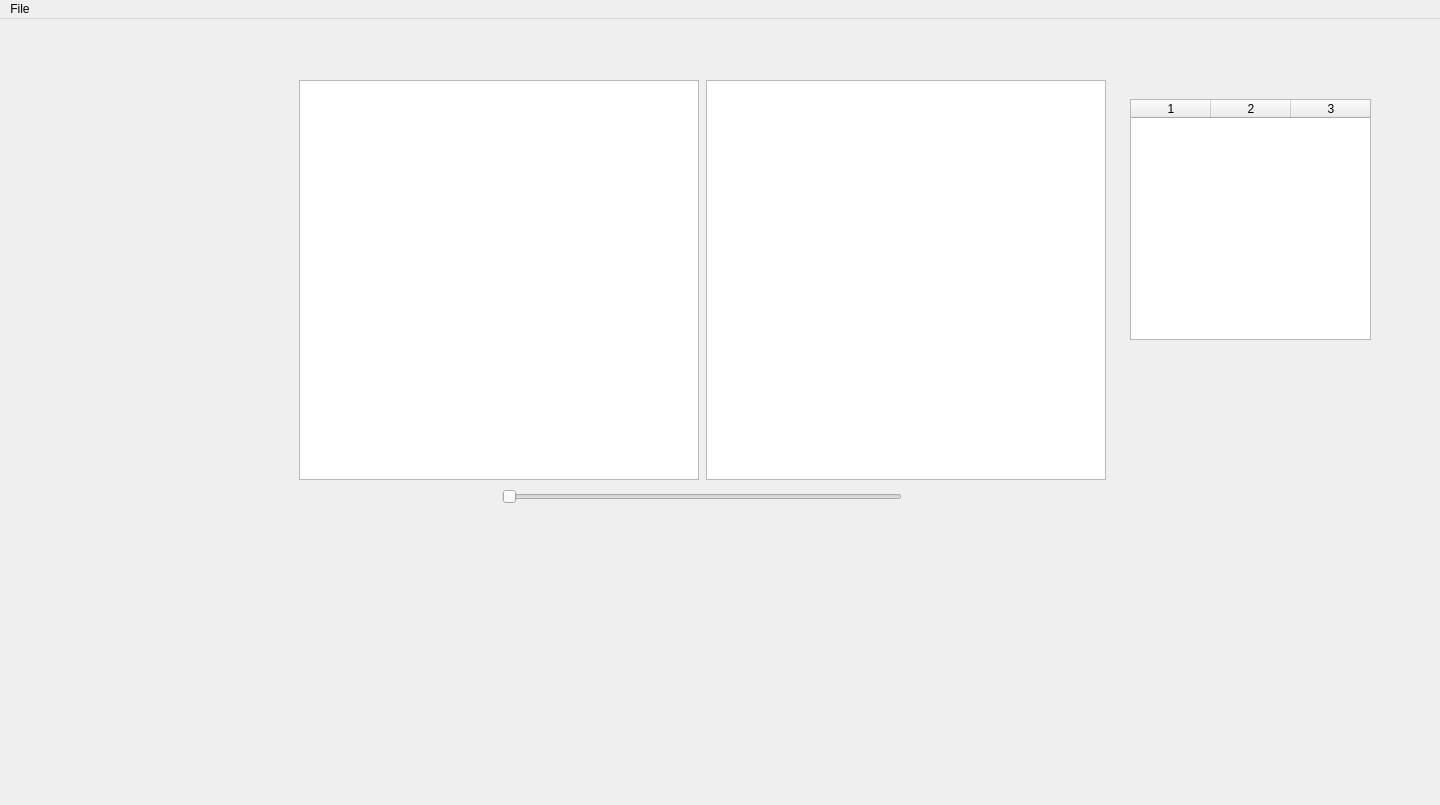
Above: ui/design.ui from asgilliard/oct_viewer before the change. Below: the same form after it.
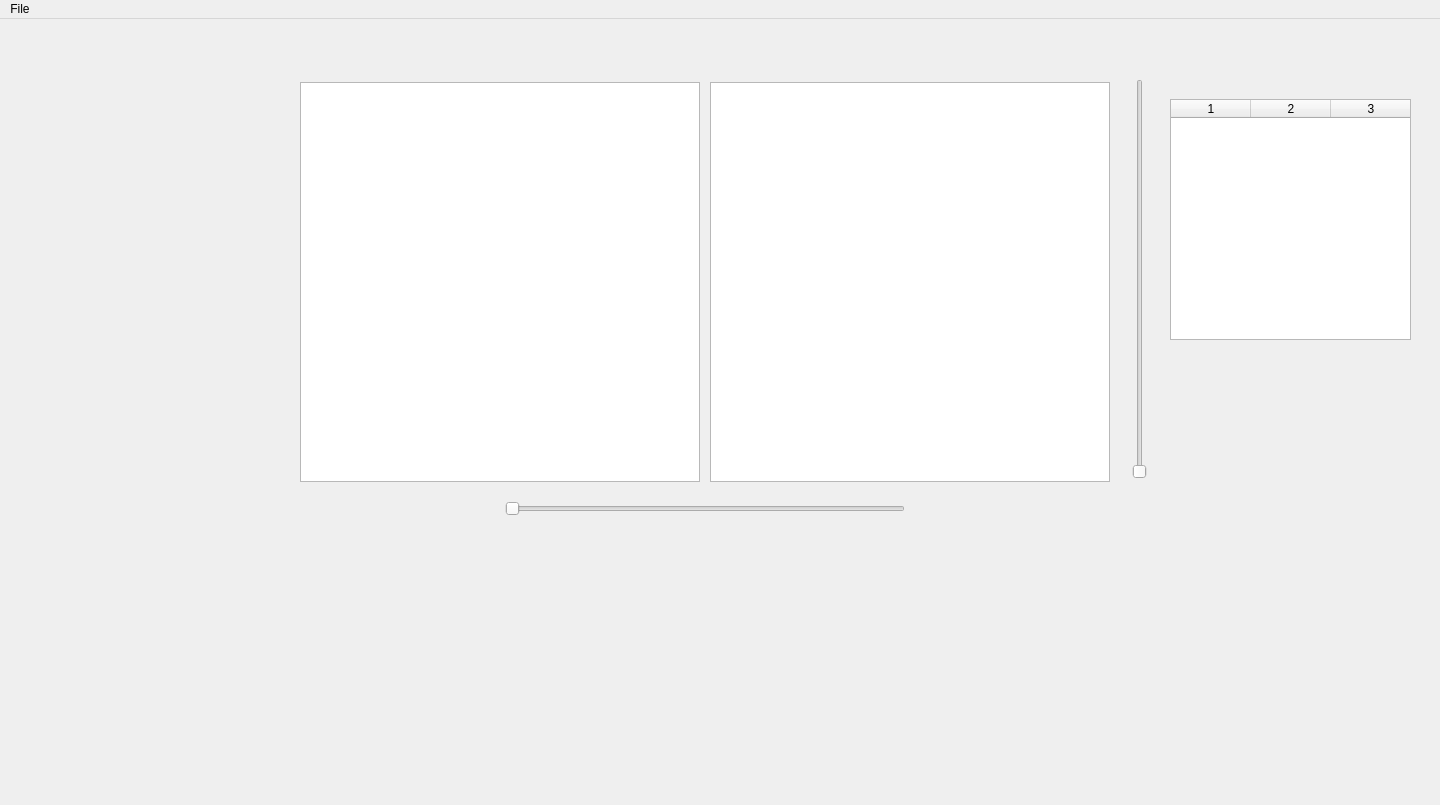
That is the form after the change.

Commit message: add MIP slider and minor fixes

What changed in the file:
```diff
--- a/ui/design.ui
+++ b/ui/design.ui
@@ -20,137 +20,6 @@
    <string>oct viewer</string>
   </property>
   <widget class="QWidget" name="centralWidget">
-   <widget class="QWidget" name="layoutWidget">
-    <property name="geometry">
-     <rect>
-      <x>297</x>
-      <y>60</y>
-      <width>812</width>
-      <height>439</height>
-     </rect>
-    </property>
-    <layout class="QVBoxLayout" name="verticalLayout">
-     <property name="spacing">
-      <number>5</number>
-     </property>
-     <item>
-      <layout class="QHBoxLayout" name="centralLayout">
-       <property name="spacing">
-        <number>5</number>
-       </property>
-       <item>
-        <widget class="QGraphicsView" name="graphicsView">
-         <property name="sizePolicy">
-          <sizepolicy hsizetype="Fixed" vsizetype="Fixed">
-           <horstretch>0</horstretch>
-           <verstretch>0</verstretch>
-          </sizepolicy>
-         </property>
-         <property name="minimumSize">
-          <size>
-           <width>400</width>
-           <height>400</height>
-          </size>
-         </property>
-         <property name="maximumSize">
-          <size>
-           <width>400</width>
-           <height>400</height>
-          </size>
-         </property>
-         <property name="sizeIncrement">
-          <size>
-           <width>0</width>
-           <height>0</height>
-          </size>
-         </property>
-         <property name="autoFillBackground">
-          <bool>false</bool>
-         </property>
-        </widget>
-       </item>
-       <item>
-        <widget class="QGraphicsView" name="graphicsView_MIP">
-         <property name="sizePolicy">
-          <sizepolicy hsizetype="Fixed" vsizetype="Fixed">
-           <horstretch>0</horstretch>
-           <verstretch>0</verstretch>
-          </sizepolicy>
-         </property>
-         <property name="minimumSize">
-          <size>
-           <width>400</width>
-           <height>400</height>
-          </size>
-         </property>
-         <property name="maximumSize">
-          <size>
-           <width>400</width>
-           <height>400</height>
-          </size>
-         </property>
-         <property name="sizeIncrement">
-          <size>
-           <width>0</width>
-           <height>0</height>
-          </size>
-         </property>
-         <property name="baseSize">
-          <size>
-           <width>400</width>
-           <height>400</height>
-          </size>
-         </property>
-         <property name="autoFillBackground">
-          <bool>false</bool>
-         </property>
-        </widget>
-       </item>
-      </layout>
-     </item>
-     <item>
-      <widget class="QWidget" name="sliderWidget" native="true">
-       <property name="sizePolicy">
-        <sizepolicy hsizetype="Fixed" vsizetype="Fixed">
-         <horstretch>0</horstretch>
-         <verstretch>0</verstretch>
-        </sizepolicy>
-       </property>
-       <property name="minimumSize">
-        <size>
-         <width>810</width>
-         <height>30</height>
-        </size>
-       </property>
-       <property name="maximumSize">
-        <size>
-         <width>810</width>
-         <height>30</height>
-        </size>
-       </property>
-       <widget class="QSlider" name="horizontalSliderZ">
-        <property name="geometry">
-         <rect>
-          <x>205</x>
-          <y>0</y>
-          <width>400</width>
-          <height>22</height>
-         </rect>
-        </property>
-        <property name="sizePolicy">
-         <sizepolicy hsizetype="Fixed" vsizetype="Fixed">
-          <horstretch>0</horstretch>
-          <verstretch>0</verstretch>
-         </sizepolicy>
-        </property>
-        <property name="orientation">
-         <enum>Qt::Horizontal</enum>
-        </property>
-       </widget>
-      </widget>
-     </item>
-    </layout>
-   </widget>
    <widget class="QWidget" name="histogramWidget" native="true">
     <property name="geometry">
      <rect>
@@ -170,7 +39,7 @@
    <widget class="QTableWidget" name="tableMetrics">
     <property name="geometry">
      <rect>
-      <x>1130</x>
+      <x>1170</x>
       <y>80</y>
       <width>241</width>
       <height>241</height>
@@ -258,6 +127,196 @@
      </property>
     </item>
    </widget>
+   <widget class="QWidget" name="sliderWidget" native="true">
+    <property name="geometry">
+     <rect>
+      <x>300</x>
+      <y>470</y>
+      <width>810</width>
+      <height>40</height>
+     </rect>
+    </property>
+    <property name="sizePolicy">
+     <sizepolicy hsizetype="Fixed" vsizetype="Fixed">
+      <horstretch>0</horstretch>
+      <verstretch>0</verstretch>
+     </sizepolicy>
+    </property>
+    <property name="minimumSize">
+     <size>
+      <width>810</width>
+      <height>40</height>
+     </size>
+    </property>
+    <property name="maximumSize">
+     <size>
+      <width>810</width>
+      <height>40</height>
+     </size>
+    </property>
+    <widget class="QSlider" name="sliderZ">
+     <property name="geometry">
+      <rect>
+       <x>205</x>
+       <y>0</y>
+       <width>400</width>
+       <height>40</height>
+      </rect>
+     </property>
+     <property name="sizePolicy">
+      <sizepolicy hsizetype="Fixed" vsizetype="Fixed">
+       <horstretch>0</horstretch>
+       <verstretch>0</verstretch>
+      </sizepolicy>
+     </property>
+     <property name="orientation">
+      <enum>Qt::Horizontal</enum>
+     </property>
+    </widget>
+    <widget class="QLabel" name="current_z_label">
+     <property name="geometry">
+      <rect>
+       <x>630</x>
+       <y>10</y>
+       <width>60</width>
+       <height>21</height>
+      </rect>
+     </property>
+     <property name="sizePolicy">
+      <sizepolicy hsizetype="Fixed" vsizetype="Minimum">
+       <horstretch>0</horstretch>
+       <verstretch>0</verstretch>
+      </sizepolicy>
+     </property>
+     <property name="text">
+      <string/>
+     </property>
+     <property name="textFormat">
+      <enum>Qt::PlainText</enum>
+     </property>
+    </widget>
+   </widget>
+   <widget class="QGraphicsView" name="graphicsView">
+    <property name="geometry">
+     <rect>
+      <x>300</x>
+      <y>63</y>
+      <width>400</width>
+      <height>400</height>
+     </rect>
+    </property>
+    <property name="sizePolicy">
+     <sizepolicy hsizetype="Fixed" vsizetype="Fixed">
+      <horstretch>0</horstretch>
+      <verstretch>0</verstretch>
+     </sizepolicy>
+    </property>
+    <property name="minimumSize">
+     <size>
+      <width>400</width>
+      <height>400</height>
+     </size>
+    </property>
+    <property name="maximumSize">
+     <size>
+      <width>400</width>
+      <height>400</height>
+     </size>
+    </property>
+    <property name="sizeIncrement">
+     <size>
+      <width>0</width>
+      <height>0</height>
+     </size>
+    </property>
+    <property name="autoFillBackground">
+     <bool>false</bool>
+    </property>
+   </widget>
+   <widget class="QGraphicsView" name="graphicsView_MIP">
+    <property name="geometry">
+     <rect>
+      <x>710</x>
+      <y>63</y>
+      <width>400</width>
+      <height>400</height>
+     </rect>
+    </property>
+    <property name="sizePolicy">
+     <sizepolicy hsizetype="Fixed" vsizetype="Fixed">
+      <horstretch>0</horstretch>
+      <verstretch>0</verstretch>
+     </sizepolicy>
+    </property>
+    <property name="minimumSize">
+     <size>
+      <width>400</width>
+      <height>400</height>
+     </size>
+    </property>
+    <property name="maximumSize">
+     <size>
+      <width>400</width>
+      <height>400</height>
+     </size>
+    </property>
+    <property name="sizeIncrement">
+     <size>
+      <width>0</width>
+      <height>0</height>
+     </size>
+    </property>
+    <property name="baseSize">
+     <size>
+      <width>400</width>
+      <height>400</height>
+     </size>
+    </property>
+    <property name="autoFillBackground">
+     <bool>false</bool>
+    </property>
+   </widget>
+   <widget class="QSlider" name="sliderMIP">
+    <property name="geometry">
+     <rect>
+      <x>1120</x>
+      <y>60</y>
+      <width>40</width>
+      <height>400</height>
+     </rect>
+    </property>
+    <property name="sizePolicy">
+     <sizepolicy hsizetype="Fixed" vsizetype="Fixed">
+      <horstretch>0</horstretch>
+      <verstretch>0</verstretch>
+     </sizepolicy>
+    </property>
+    <property name="orientation">
+     <enum>Qt::Vertical</enum>
+    </property>
+   </widget>
+   <widget class="QLabel" name="MIP_layers_label">
+    <property name="geometry">
+     <rect>
+      <x>1120</x>
+      <y>480</y>
+      <width>61</width>
+      <height>21</height>
+     </rect>
+    </property>
+    <property name="sizePolicy">
+     <sizepolicy hsizetype="Minimum" vsizetype="Minimum">
+      <horstretch>0</horstretch>
+      <verstretch>0</verstretch>
+     </sizepolicy>
+    </property>
+    <property name="text">
+     <string/>
+    </property>
+    <property name="textFormat">
+     <enum>Qt::PlainText</enum>
+    </property>
+   </widget>
   </widget>
   <widget class="QMenuBar" name="menuBar">
    <property name="geometry">
```
The commit also changes 3 other files.
